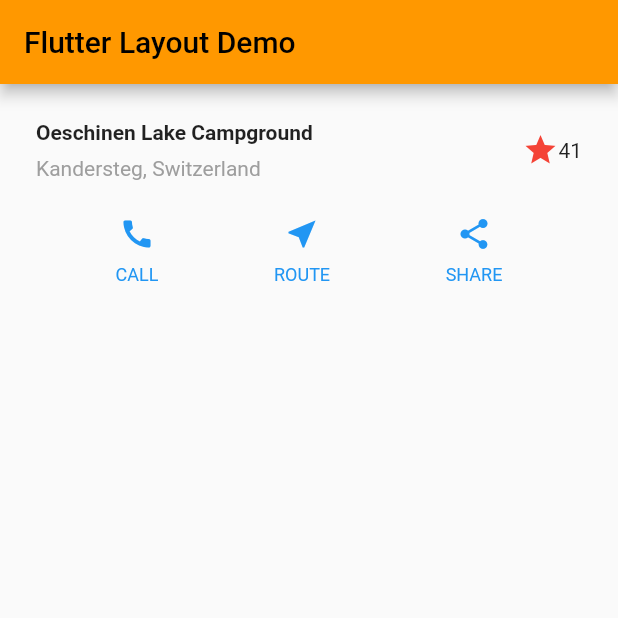
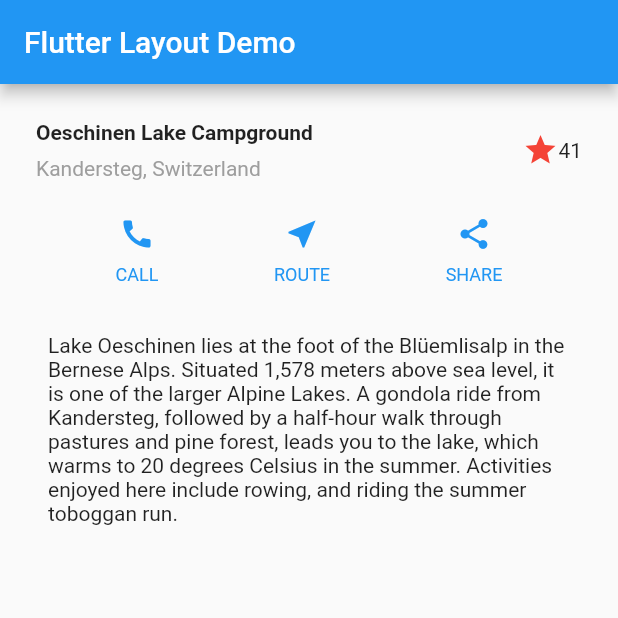
Before and after one commit to omer358/flutter-layout-demo, a Flutter app: the screen it shows after launch, on a phone screen of 412 x 824 dp, the top half of it. Run offline on Flutter 3.47's test engine with Material 2 defaults, Android fonts, the phone set to English and light mode, and no system bars.

Commit message:
Step 4: Implement the text section

```diff
--- a/lib/main.dart
+++ b/lib/main.dart
@@ -11,15 +11,6 @@ class MyApp extends StatelessWidget {
   @override
   Widget build(BuildContext context) {
     Color color = Theme.of(context).primaryColor;
-
-Widget buttonSection = Row(
-  mainAxisAlignment: MainAxisAlignment.spaceEvenly,
-  children: [
-    _buildButtonColumn(color, Icons.call, 'CALL'),
-    _buildButtonColumn(color, Icons.near_me, 'ROUTE'),
-    _buildButtonColumn(color, Icons.share, 'SHARE'),
-  ],
-);
 
     Widget titleSection = Container(
       padding: const EdgeInsets.all(24),
@@ -59,21 +50,36 @@ Widget buttonSection = Row(
       ),
     );
 
+    Widget buttonSection = Row(
+      mainAxisAlignment: MainAxisAlignment.spaceEvenly,
+      children: [
+        _buildButtonColumn(color, Icons.call, 'CALL'),
+        _buildButtonColumn(color, Icons.near_me, 'ROUTE'),
+        _buildButtonColumn(color, Icons.share, 'SHARE'),
+      ],
+    );
+
+    Widget textSection = const Padding(
+      padding: EdgeInsets.all(32),
+      child: Text(
+        'Lake Oeschinen lies at the foot of the Blüemlisalp in the Bernese '
+        'Alps. Situated 1,578 meters above sea level, it is one of the '
+        'larger Alpine Lakes. A gondola ride from Kandersteg, followed by a '
+        'half-hour walk through pastures and pine forest, leads you to the '
+        'lake, which warms to 20 degrees Celsius in the summer. Activities '
+        'enjoyed here include rowing, and riding the summer toboggan run.',
+        softWrap: true,
+      ),
+    );
 
     return MaterialApp(
       title: 'Flutter Layout Demo',
-      theme: ThemeData(
-        primarySwatch: Colors.orange,
-      ),
       home: Scaffold(
           appBar: AppBar(
             title: const Text("Flutter Layout Demo"),
           ),
           body: Column(
-            children: [
-              titleSection,
-              buttonSection
-              ],
+            children: [titleSection, buttonSection, textSection],
           )),
     );
   }
```
